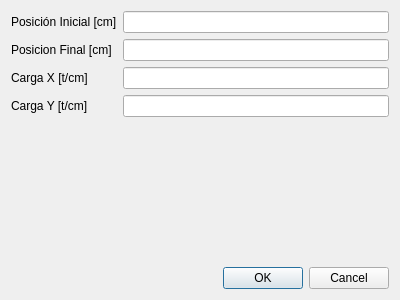
This is mkstools/dialogs/dlgeditcargauniformedistribuida.ui in diegowald/mkstools as Qt 5 draws it before an edit. The edited form follows.
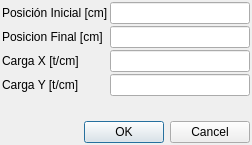
This is the edited form.

Diff of the .ui file:
```diff
--- a/mkstools/dialogs/dlgeditcargauniformedistribuida.ui
+++ b/mkstools/dialogs/dlgeditcargauniformedistribuida.ui
@@ -6,16 +6,37 @@
    <rect>
     <x>0</x>
     <y>0</y>
-    <width>400</width>
-    <height>300</height>
+    <width>252</width>
+    <height>145</height>
    </rect>
   </property>
   <property name="windowTitle">
    <string>Carga uniformemente distribuida</string>
   </property>
   <layout class="QVBoxLayout" name="verticalLayout">
+   <property name="spacing">
+    <number>2</number>
+   </property>
+   <property name="leftMargin">
+    <number>2</number>
+   </property>
+   <property name="topMargin">
+    <number>2</number>
+   </property>
+   <property name="rightMargin">
+    <number>2</number>
+   </property>
+   <property name="bottomMargin">
+    <number>2</number>
+   </property>
    <item>
     <layout class="QFormLayout" name="formLayout">
+     <property name="horizontalSpacing">
+      <number>2</number>
+     </property>
+     <property name="verticalSpacing">
+      <number>2</number>
+     </property>
      <item row="0" column="0">
       <widget class="QLabel" name="label">
        <property name="text">
```
